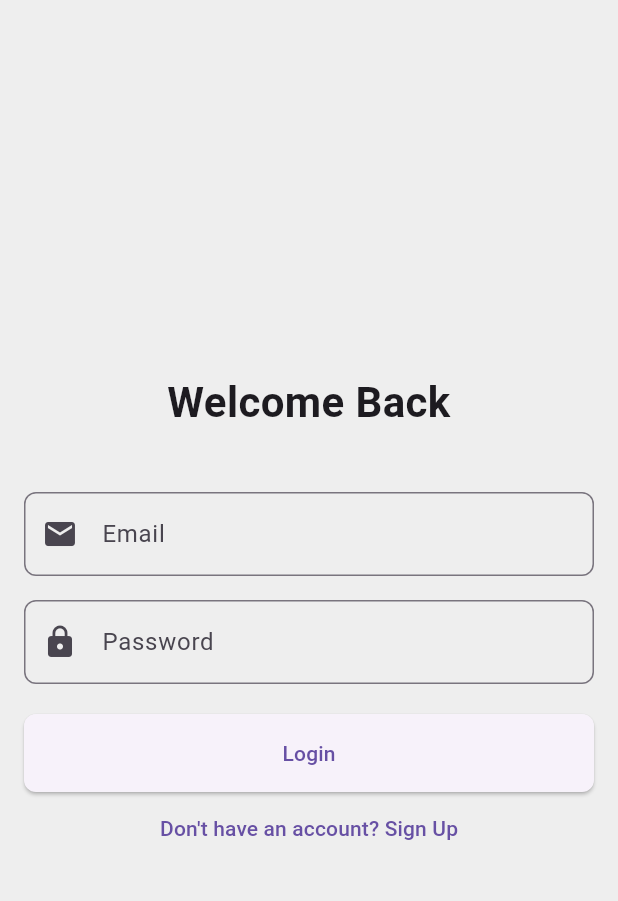
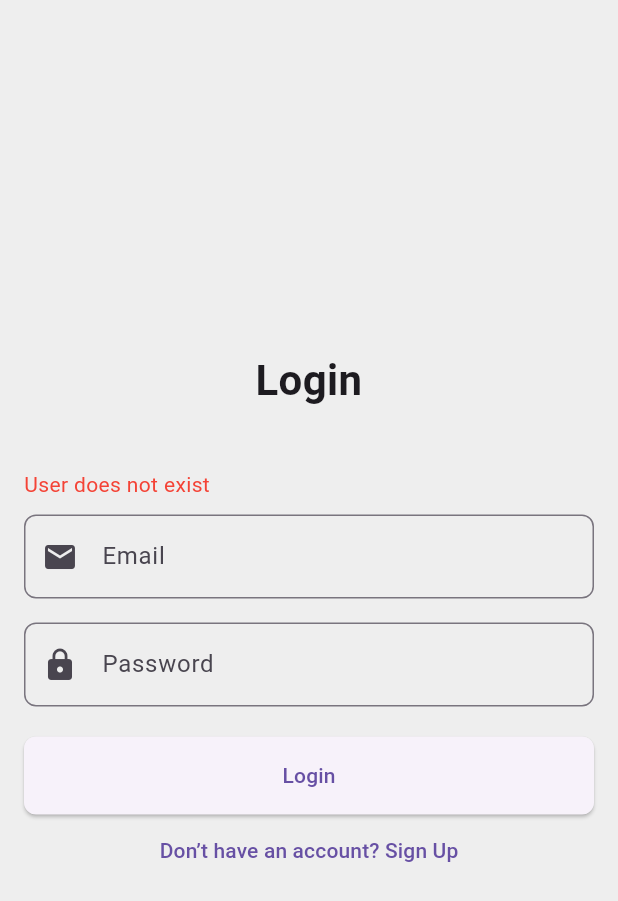
Before and after one commit to JobPortalDevs/job-portal-app-springboot-flutter, a Flutter app: the LoginPage screen opened directly, after a tap on "Login", on a phone screen of 412 x 824 dp. Shown: the top 901 px of the screen. Run offline on Flutter 3.47's test engine with Material 3 defaults, Android fonts, the phone set to English and light mode, and no system bars; our stand-ins replace flutter_riverpod, hive, hive_flutter; missing offline and left inert: dart:ffi; accounts and stored records are empty.

Commit message:
Auth module complete

```diff
--- a/lib/features/auth/login.dart
+++ b/lib/features/auth/login.dart
@@ -1,30 +1,24 @@
-import 'dart:convert';
-import 'package:http/http.dart' as http; // Using http
 import 'package:flutter/material.dart';
-import 'package:flutter_riverpod/flutter_riverpod.dart';
+import 'package:hive/hive.dart';
 import 'package:jobportal_app/features/auth/sign_up.dart';
 import 'package:jobportal_app/features/pages/dashboard.dart';
-import 'package:jobportal_app/providers/base_urlProvider.dart';
 
-// Providers for email and password
-final emailProvider = StateProvider<String>((ref) => '');
-final passwordProvider = StateProvider<String>((ref) => '');
-final errorProvider = StateProvider<String>((ref) => '');
-
-class LoginPage extends ConsumerStatefulWidget {
+class LoginPage extends StatefulWidget {
   const LoginPage({super.key});
 
   @override
   _LoginPageState createState() => _LoginPageState();
 }
 
-class _LoginPageState extends ConsumerState<LoginPage> {
+class _LoginPageState extends State<LoginPage> {
+  // Form field controllers
+  final TextEditingController _emailController = TextEditingController();
+  final TextEditingController _passwordController = TextEditingController();
+
+  String errorMessage = '';
+
   @override
   Widget build(BuildContext context) {
-    final email = ref.watch(emailProvider);
-    final password = ref.watch(passwordProvider);
-    final errorMessage = ref.watch(errorProvider);
-
     return Scaffold(
       backgroundColor: Colors.grey[200],
       body: Padding(
@@ -34,16 +28,18 @@ class _LoginPageState extends ConsumerState<LoginPage> {
           crossAxisAlignment: CrossAxisAlignment.stretch,
           children: [
             const Text(
-              'Welcome Back',
+              'Login',
               style: TextStyle(fontSize: 28, fontWeight: FontWeight.bold),
               textAlign: TextAlign.center,
             ),
-            const SizedBox(height: 20),
+            const SizedBox(height: 40),
+            // Error message display
             if (errorMessage.isNotEmpty)
               Text(errorMessage, style: const TextStyle(color: Colors.red)),
-            const SizedBox(height: 20),
+            const SizedBox(height: 10),
+            // Email TextField
             TextField(
-              onChanged: (value) => ref.read(emailProvider.notifier).state = value,
+              controller: _emailController,
               decoration: InputDecoration(
                 labelText: 'Email',
                 prefixIcon: const Icon(Icons.email),
@@ -53,9 +49,9 @@ class _LoginPageState extends ConsumerState<LoginPage> {
               ),
             ),
             const SizedBox(height: 16),
+            // Password TextField
             TextField(
-              obscureText: true,
-              onChanged: (value) => ref.read(passwordProvider.notifier).state = value,
+              controller: _passwordController,
               decoration: InputDecoration(
                 labelText: 'Password',
                 prefixIcon: const Icon(Icons.lock),
@@ -63,12 +59,12 @@ class _LoginPageState extends ConsumerState<LoginPage> {
                   borderRadius: BorderRadius.circular(8),
                 ),
               ),
+              obscureText: true,
             ),
             const SizedBox(height: 20),
+            // Login Button
             ElevatedButton(
-              onPressed: () async {
-                await _signIn(email, password, ref, context);
-              },
+              onPressed: _login,
               style: ElevatedButton.styleFrom(
                 padding: const EdgeInsets.all(16),
                 shape: RoundedRectangleBorder(
@@ -84,45 +80,48 @@ class _LoginPageState extends ConsumerState<LoginPage> {
                   MaterialPageRoute(builder: (context) => const SignUpPage()),
                 );
               },
-              child: const Text('Don\'t have an account? Sign Up'),
+              child: const Text('Don’t have an account? Sign Up'),
             ),
           ],
         ),
       ),
     );
   }
-}
 
-Future<void> _signIn(String email, String password, WidgetRef ref, BuildContext context) async {
-  final url = Uri.parse('$base_url/auth/login');
-  try {
-    final response = await http.post(
-      url,
-      headers: {
-        'Content-Type': 'application/json',
-      },
-      body: jsonEncode(
-        {'email': email, 'password': password},
-      ),
+  // Login logic using Hive to authenticate the user
+  void _login() async {
+    final email = _emailController.text;
+    final password = _passwordController.text;
+
+    // Open the Hive box
+    final userBox = Hive.box('authBox');
+
+    // Check if the user exists
+    if (!userBox.containsKey(email)) {
+      setState(() {
+        errorMessage = "User does not exist";
+      });
+      return;
+    }
+
+    // Check if the password matches
+    final storedPassword = userBox.get(email);
+    if (storedPassword != password) {
+      setState(() {
+        errorMessage = "Incorrect password";
+      });
+      return;
+    }
+
+    // Redirect to the dashboard after successful login
+    Navigator.pushReplacement(
+      context,
+      MaterialPageRoute(builder: (context) => const HomePage()),
     );
 
-    if (response.statusCode == 200) {
-      // Navigate to home page on successful login
-      Navigator.pushReplacement(
-        context,
-        MaterialPageRoute(builder: (context) =>  const HomePage()),
-      );
-    } else {
-      // Update error message in the provider
-      ref.read(errorProvider.notifier).state = 'Error: ${response.statusCode}';
-      ScaffoldMessenger.of(context).showSnackBar(
-        SnackBar(content: Text('Error: ${response.statusCode}')),
-      );
-    }
-  } on Exception catch (e) {
-    ref.read(errorProvider.notifier).state = 'An error occurred: $e';
+    // Show success message (optional SnackBar)
     ScaffoldMessenger.of(context).showSnackBar(
-      SnackBar(content: Text('An error occurred: $e')),
+      const SnackBar(content: Text("Login Successful")),
     );
   }
 }
--- a/pubspec.yaml
+++ b/pubspec.yaml
@@ -32,6 +32,9 @@ dependencies:
     sdk: flutter
   http:
   json_annotation:
+  hive:
+  hive_flutter:
+  path_provider:
 
 
   # The following adds the Cupertino Icons font to your application.
@@ -48,6 +51,7 @@ dev_dependencies:
     sdk: flutter
   build_runner:
   json_serializable:
+  hive_generator:
 
   # The "flutter_lints" package below contains a set of recommended lints to
   # encourage good coding practices. The lint set provided by the package is
```
Also changed, not shown: lib/features/auth/sign_up.dart (+55 -86 lines), lib/features/pages/dashboard.dart (+183 -168 lines), lib/main.dart (+10 -8 lines), pubspec.lock, 1 other file.
